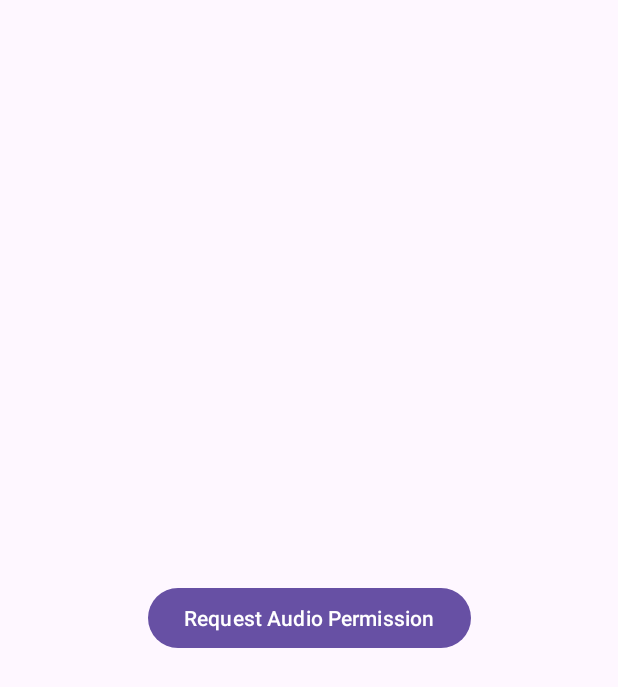
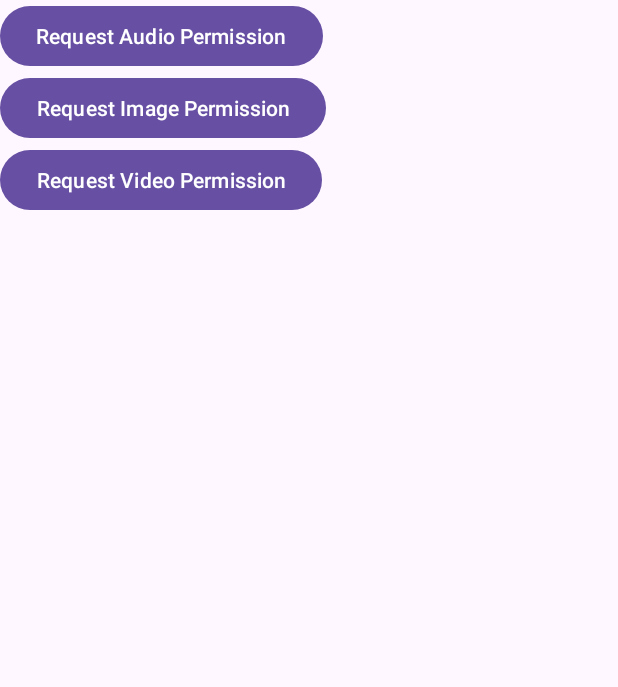
Before and after one commit to sina-tabriziyan/Permission, an Android app: the screen it shows after launch (MainActivity), after a tap on "Request Audio Permission", on a phone screen of 412 x 824 dp. Shown: the top 687 px of the screen. Run offline under Robolectric (Android 15) with nearby library versions, the phone set to English and light mode, and no system bars.

Commit message:
add some button

```diff
--- a/app/src/main/java/com/example/myapplication/MainActivity.kt
+++ b/app/src/main/java/com/example/myapplication/MainActivity.kt
@@ -1,19 +1,9 @@
 package com.example.myapplication
 
-import android.Manifest
-import android.content.Intent
-import android.content.pm.PackageManager
-import android.net.Uri
-import android.os.Build
 import android.os.Bundle
-import android.provider.Settings
 import android.widget.Toast
 import androidx.activity.enableEdgeToEdge
-import androidx.activity.result.contract.ActivityResultContracts
-import androidx.appcompat.app.AlertDialog
 import androidx.appcompat.app.AppCompatActivity
-import androidx.core.app.ActivityCompat
-import androidx.core.content.ContextCompat
 import androidx.core.view.ViewCompat
 import androidx.core.view.WindowInsetsCompat
 import com.example.myapplication.databinding.ActivityMainBinding
@@ -38,16 +28,26 @@ class MainActivity : AppCompatActivity() {
 
         // Request permission when button is clicked
 
-        PermissTools.register(this)
-        binding.btnRequestPermission.setOnClickListener {
+        PermissionTools.register(this)
+        binding.btnAudioRequestPermission.setOnClickListener {
+            PermissionTools.request(this@MainActivity,PermissionConstants.CAMERA_PERMISSIONS){ granted->
+                if (granted) accessAudioLibrary()
+            }
+        }
 
 
+        binding.btnImageRequestPermission.setOnClickListener{
+            PermissionTools.request(this@MainActivity,PermissionConstants.IMAGE_PERMISSIONS){granted->
+                if (granted) accessImageLibrary()
+            }
+        }
 
-            PermissTools.request(this@MainActivity,PermissionConstants.CAMERA_PERMISSIONS){granted->
-                if (granted) accessAudioLibrary()
+        binding.btnVideoRequestPermission.setOnClickListener{
+            PermissionTools.request(this@MainActivity,PermissionConstants.CONTACT_PERMISSIONS){granted->
+                if (granted) accessImageLibrary()
             }
+        }
 
-        }
 
 
 
@@ -60,95 +60,10 @@ class MainActivity : AppCompatActivity() {
 
     }
 
-//    private fun checkAndRequestAudioPermission() {
-//        if (isAudioPermissionGranted()) {
-//            accessAudioLibrary()
-//        } else if (shouldShowRequestPermissionRationale()) {
-//            // User has denied permission before, show custom dialog
-//            showPermissionRationaleDialog()
-//        } else {
-//            // Request permission normally
-//            requestAudioPermission()
-//        }
-//    }
-//
-//    private fun isAudioPermissionGranted(): Boolean {
-//        return if (Build.VERSION.SDK_INT >= Build.VERSION_CODES.TIRAMISU) {
-//            ContextCompat.checkSelfPermission(
-//                this, Manifest.permission.READ_MEDIA_AUDIO
-//            ) == PackageManager.PERMISSION_GRANTED
-//        } else {
-//            ContextCompat.checkSelfPermission(
-//                this, Manifest.permission.READ_EXTERNAL_STORAGE
-//            ) == PackageManager.PERMISSION_GRANTED
-//        }
-//    }
-//
-//    private fun shouldShowRequestPermissionRationale(): Boolean {
-//        return if (Build.VERSION.SDK_INT >= Build.VERSION_CODES.TIRAMISU) {
-//            ActivityCompat.shouldShowRequestPermissionRationale(this, Manifest.permission.READ_MEDIA_AUDIO)
-//        } else {
-//            ActivityCompat.shouldShowRequestPermissionRationale(this, Manifest.permission.READ_EXTERNAL_STORAGE)
-//        }
-//    }
-//
-//    private fun requestAudioPermission() {
-//        requestAudioPermissionLauncher.launch(
-//            if (Build.VERSION.SDK_INT >= Build.VERSION_CODES.TIRAMISU) {
-//                arrayOf(Manifest.permission.READ_MEDIA_AUDIO)
-//            } else {
-//                arrayOf(Manifest.permission.READ_EXTERNAL_STORAGE)
-//            }
-//        )
-//    }
-//
-//    private val requestAudioPermissionLauncher =
-//        registerForActivityResult(ActivityResultContracts.RequestMultiplePermissions()) { permissions ->
-//            val granted = if (Build.VERSION.SDK_INT >= Build.VERSION_CODES.TIRAMISU) {
-//                permissions[Manifest.permission.READ_MEDIA_AUDIO] ?: false
-//            } else {
-//                permissions[Manifest.permission.READ_EXTERNAL_STORAGE] ?: false
-//            }
-//
-//            if (granted) {
-//                accessAudioLibrary()
-//            } else {
-//                if (!shouldShowRequestPermissionRationale()) {
-//                    // Permission permanently denied, show custom dialog
-//                    showSettingsDialog()
-//                } else {
-//                    // Permission denied, but can request again
-//                    Toast.makeText(this, "Permission Denied", Toast.LENGTH_LONG).show()
-//                }
-//            }
-//        }
-//
-//    private fun showPermissionRationaleDialog() {
-//        AlertDialog.Builder(this)
-//            .setTitle("Permission Needed")
-//            .setMessage("This app requires access to your audio library to function properly.")
-//            .setPositiveButton("Grant") { _, _ ->
-//                requestAudioPermission()
-//            }
-//            .setNegativeButton("Cancel", null)
-//            .show()
-//    }
-//
-//    private fun showSettingsDialog() {
-//        AlertDialog.Builder(this)
-//            .setTitle("Permission Required")
-//            .setMessage("Audio permission is permanently denied. You need to enable it in settings.")
-//            .setPositiveButton("Go to Settings") { _, _ ->
-//                val intent = Intent(
-//                    Settings.ACTION_APPLICATION_DETAILS_SETTINGS,
-//                    Uri.fromParts("package", packageName, null)
-//                )
-//                startActivity(intent)
-//            }
-//            .setNegativeButton("Cancel", null)
-//            .show()
-//    }
-//
+    private fun accessImageLibrary() {
+        Toast.makeText(this, "Audio Image Granted!", Toast.LENGTH_LONG).show()
+    }
+
     private fun accessAudioLibrary() {
         Toast.makeText(this, "Audio Access Granted!", Toast.LENGTH_LONG).show()
     }
--- a/app/src/main/java/com/example/myapplication/PermissionTools.kt
+++ b/app/src/main/java/com/example/myapplication/PermissionTools.kt
@@ -6,10 +6,8 @@ import android.content.Context
 import android.content.Intent
 import android.content.pm.PackageManager
 import android.net.Uri
-import android.os.Build
 import android.provider.Settings
 import android.widget.Toast
-import androidx.activity.ComponentActivity
 
 import androidx.activity.result.ActivityResultLauncher
 
@@ -21,110 +19,7 @@ import androidx.core.app.ActivityCompat
 import androidx.core.content.ContextCompat
 import androidx.fragment.app.Fragment
 
-
-//object PermissionTools {
-//
-//    private lateinit var requestLauncher: ActivityResultLauncher<Array<String>>
-//
-//    fun register(activity: AppCompatActivity) {
-//        requestLauncher = activity.registerForActivityResult(
-//            ActivityResultContracts.RequestMultiplePermissions()
-//        ) { permissions ->
-//            handlePermissionResult(activity, permissions)
-//        }
-//    }
-//
-//    fun register(fragment: Fragment) {
-//        requestLauncher = fragment.registerForActivityResult(
-//            ActivityResultContracts.RequestMultiplePermissions()
-//        ) { permissions ->
-//            handlePermissionResult(fragment.requireActivity(), permissions)
-//        }
-//    }
-//
-//    fun request(activity: Activity, callback: (Boolean) -> Unit) {
-//        if (isPermissionGranted(activity)) {
-//            callback(true)
-//        } else if (shouldShowRationale(activity)) {
-//            showRationaleDialog(activity) {
-//                requestLauncher.launch(getPermissionsArray())
-//            }
-//        } else {
-//            requestLauncher.launch(getPermissionsArray())
-//        }
-//    }
-//
-//    private fun isPermissionGranted(context: Context): Boolean {
-//        return if (Build.VERSION.SDK_INT >= Build.VERSION_CODES.TIRAMISU) {
-//            ContextCompat.checkSelfPermission(
-//                context, android.Manifest.permission.READ_MEDIA_AUDIO
-//            ) == PackageManager.PERMISSION_GRANTED
-//        } else {
-//            ContextCompat.checkSelfPermission(
-//                context, android.Manifest.permission.READ_EXTERNAL_STORAGE
-//            ) == PackageManager.PERMISSION_GRANTED
-//        }
-//    }
-//
-//    private fun shouldShowRationale(activity: Activity): Boolean {
-//        return if (Build.VERSION.SDK_INT >= Build.VERSION_CODES.TIRAMISU) {
-//            ActivityCompat.shouldShowRequestPermissionRationale(activity, android.Manifest.permission.READ_MEDIA_AUDIO)
-//        } else {
-//            ActivityCompat.shouldShowRequestPermissionRationale(activity,android. Manifest.permission.READ_EXTERNAL_STORAGE)
-//        }
-//    }
-//
-//    private fun getPermissionsArray(): Array<String> {
-//        return if (Build.VERSION.SDK_INT >= Build.VERSION_CODES.TIRAMISU) {
-//            arrayOf(android.Manifest.permission.READ_MEDIA_AUDIO)
-//        } else {
-//            arrayOf(android.Manifest.permission.READ_EXTERNAL_STORAGE)
-//        }
-//    }
-//
-//    private fun handlePermissionResult(activity: Activity, permissions: Map<String, Boolean>) {
-//        val granted = if (Build.VERSION.SDK_INT >= Build.VERSION_CODES.TIRAMISU) {
-//            permissions[android.Manifest.permission.READ_MEDIA_AUDIO] ?: false
-//        } else {
-//            permissions[android.Manifest.permission.READ_EXTERNAL_STORAGE] ?: false
-//        }
-//
-//        if (granted) {
-//            Toast.makeText(activity, "Permission Granted!", Toast.LENGTH_SHORT).show()
-//        } else {
-//            if (!shouldShowRationale(activity)) {
-//                showSettingsDialog(activity)
-//            } else {
-//                Toast.makeText(activity, "Permission Denied!", Toast.LENGTH_SHORT).show()
-//            }
-//        }
-//    }
-//
-//    private fun showRationaleDialog(activity: Activity, onAccept: () -> Unit) {
-//        AlertDialog.Builder(activity)
-//            .setTitle("Permission Required")
-//            .setMessage("This app needs access to your audio files.")
-//            .setPositiveButton("Grant") { _, _ -> onAccept() }
-//            .setNegativeButton("Cancel", null)
-//            .show()
-//    }
-//
-//    private fun showSettingsDialog(activity: Activity) {
-//        AlertDialog.Builder(activity)
-//            .setTitle("Permission Required")
-//            .setMessage("Audio permission is permanently denied. Enable it in settings.")
-//            .setPositiveButton("Go to Settings") { _, _ ->
-//                val intent = Intent(
-//                    Settings.ACTION_APPLICATION_DETAILS_SETTINGS,
-//                    Uri.fromParts("package", activity.packageName, null)
-//                )
-//                activity.startActivity(intent)
-//            }
-//            .setNegativeButton("Cancel", null)
-//            .show()
-//    }
-//}
-object PermissTools {
+object PermissionTools {
 
     private lateinit var requestLauncher: ActivityResultLauncher<Array<String>>
     private var permissionCallback: ((Boolean) -> Unit)? = null
--- a/app/src/main/res/layout/activity_main.xml
+++ b/app/src/main/res/layout/activity_main.xml
@@ -1,6 +1,7 @@
 <?xml version="1.0" encoding="utf-8"?>
-<androidx.constraintlayout.widget.ConstraintLayout xmlns:android="http://schemas.android.com/apk/res/android"
+<LinearLayout xmlns:android="http://schemas.android.com/apk/res/android"
     xmlns:app="http://schemas.android.com/apk/res-auto"
+    android:orientation="vertical"
     xmlns:tools="http://schemas.android.com/tools"
     android:id="@+id/main"
     android:layout_width="match_parent"
@@ -8,7 +9,7 @@
     tools:context=".MainActivity">
 
     <Button
-        android:id="@+id/btnRequestPermission"
+        android:id="@+id/btnAudioRequestPermission"
         android:layout_width="wrap_content"
         android:layout_height="wrap_content"
         android:text="Request Audio Permission"
@@ -17,4 +18,24 @@
         app:layout_constraintStart_toStartOf="parent"
         app:layout_constraintTop_toTopOf="parent" />
 
-</androidx.constraintlayout.widget.ConstraintLayout>
+    <Button
+        android:id="@+id/btnImageRequestPermission"
+        android:layout_width="wrap_content"
+        android:layout_height="wrap_content"
+        android:text="Request Image Permission"
+        app:layout_constraintBottom_toBottomOf="parent"
+        app:layout_constraintEnd_toEndOf="parent"
+        app:layout_constraintStart_toStartOf="parent"
+        app:layout_constraintTop_toTopOf="parent" />
+
+    <Button
+        android:id="@+id/btnVideoRequestPermission"
+        android:layout_width="wrap_content"
+        android:layout_height="wrap_content"
+        android:text="Request Video Permission"
+        app:layout_constraintBottom_toBottomOf="parent"
+        app:layout_constraintEnd_toEndOf="parent"
+        app:layout_constraintStart_toStartOf="parent"
+        app:layout_constraintTop_toTopOf="parent" />
+
+</LinearLayout>
```
